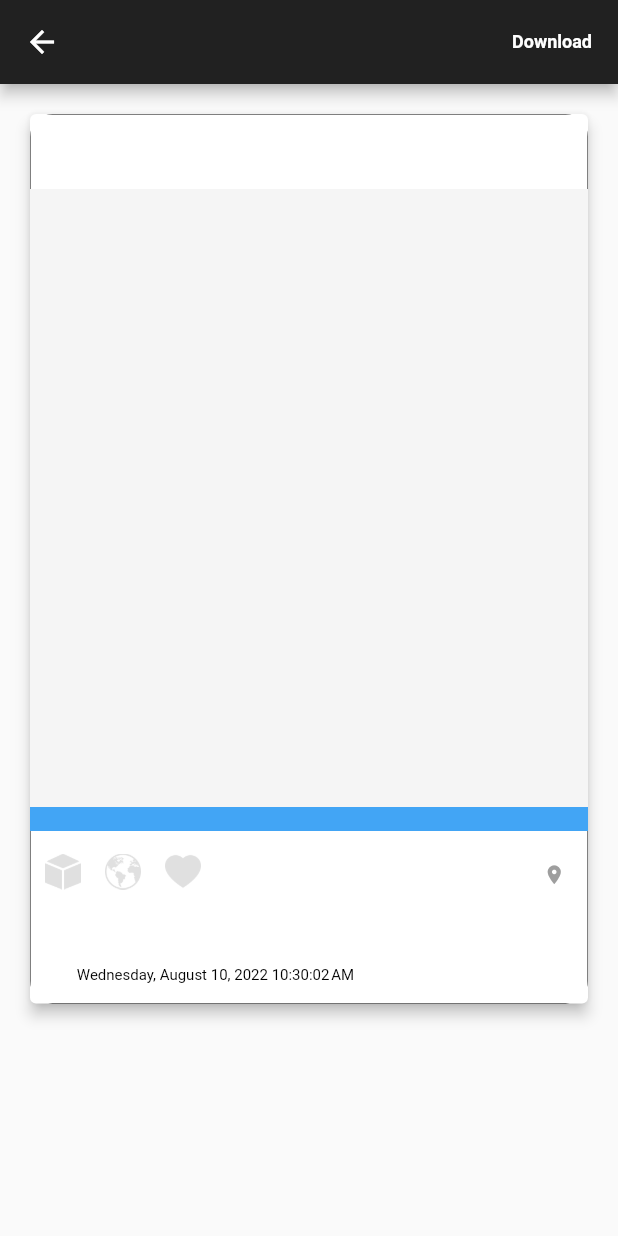
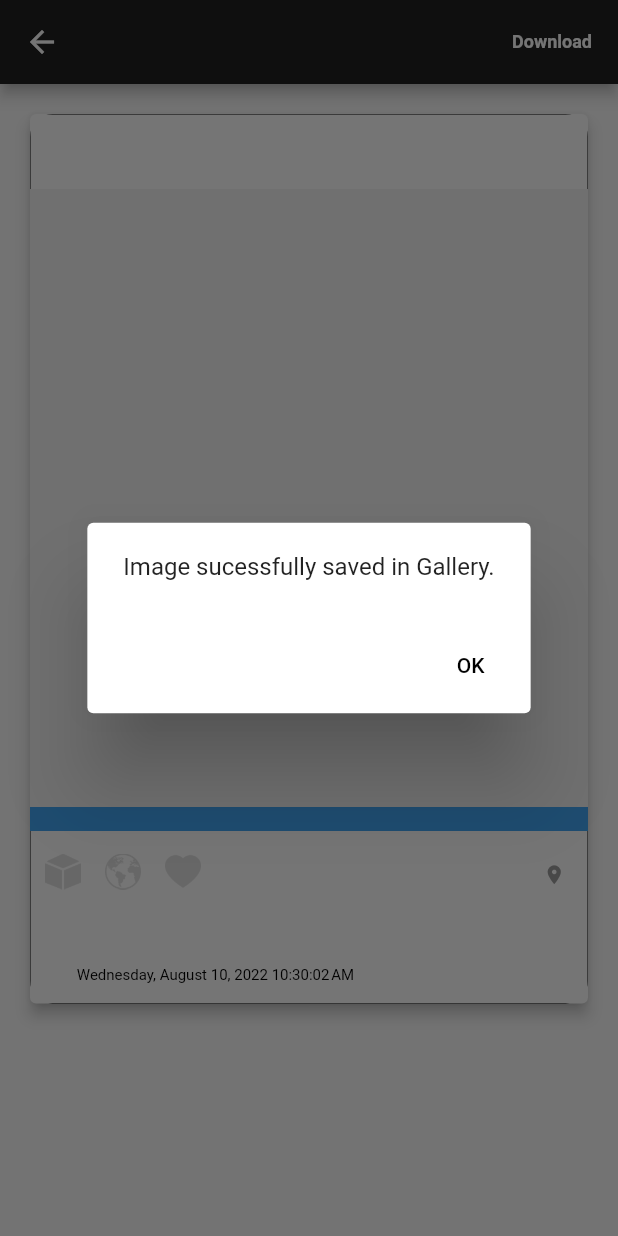
Before and after one commit to mohrn3/newApp, a Flutter app: the CardDesign screen opened directly with empty values, after a tap on "Download", on a phone screen of 412 x 824 dp. Run offline on Flutter 3.47's test engine with Material 2 defaults, Android fonts, the phone set to English and light mode, and no system bars; our stand-ins replace animated_splash_screen, animated_text_kit, font_awesome_flutter, image_gallery_saver, image_picker, line_icons and 5 more; Roboto replaces fonts that are missing (RobotoMono).

Commit message:
ADDING SAVE GALLERY UPDATE

```diff
--- a/lib/card.dart
+++ b/lib/card.dart
@@ -15,6 +15,7 @@ import 'package:share/share.dart';
 import 'package:path_provider/path_provider.dart';
 import 'dart:ui' as ui;
 import 'package:intl/intl.dart';
+import 'package:image_gallery_saver/image_gallery_saver.dart';
 
 class CardDesign extends StatefulWidget {
   // final File ;
@@ -329,15 +330,56 @@ class _CardDesignState extends State<CardDesign> {
       Uint8List pngBytes = byteData!.buffer.asUint8List();
 
       File imgFile = new File('$directory/nokosu_${DateTime.now()}.png');
+
       imagePaths.add(imgFile.path);
       imgFile.writeAsBytes(pngBytes).then((value) async {
-        await Share.shareFiles(imagePaths,
-            subject: 'Share',
-            text: 'Check this Out!',
-            sharePositionOrigin: box.localToGlobal(Offset.zero) & box.size);
+        await ImageGallerySaver.saveImage(Uint8List.fromList(pngBytes),
+            quality: 1000, name: 'nokosu-${DateTime.now()}.png');
       }).catchError((onError) {
         print(onError);
-      });
+      }).whenComplete(() => showAlertDialog(context));
+
+      // File imgFile = new File('$directory/nokosu_${DateTime.now()}.png');
+      // imagePaths.add(imgFile.path);
+      // imgFile.writeAsBytes(pngBytes).then((value) async {
+      //   await Share.shareFiles(imagePaths,
+      //       subject: 'Share',
+      //       text: 'Check this Out!',
+      //       sharePositionOrigin: box.localToGlobal(Offset.zero) & box.size);
+      // }).catchError((onError) {
+      //   print(onError);
+      // });
     });
   }
+
+  showAlertDialog(BuildContext context) {
+    // set up the button
+    Widget okButton = TextButton(
+      child: Text("OK"),
+      style: TextButton.styleFrom(
+        primary: Colors.black,
+      ),
+      onPressed: () {
+        //Put your code here which you want to execute on No button click.
+        Navigator.of(context).pop();
+      },
+    );
+
+    // set up the AlertDialog
+    AlertDialog alert = AlertDialog(
+      // title: Text("AlertDialog"),
+      content: Text("Image sucessfully saved in Gallery."),
+      actions: [
+        okButton,
+      ],
+    );
+
+    // show the dialog
+    showDialog(
+      context: context,
+      builder: (BuildContext context) {
+        return alert;
+      },
+    );
+  }
 }
```
Also changed, not shown: 2 other files.
